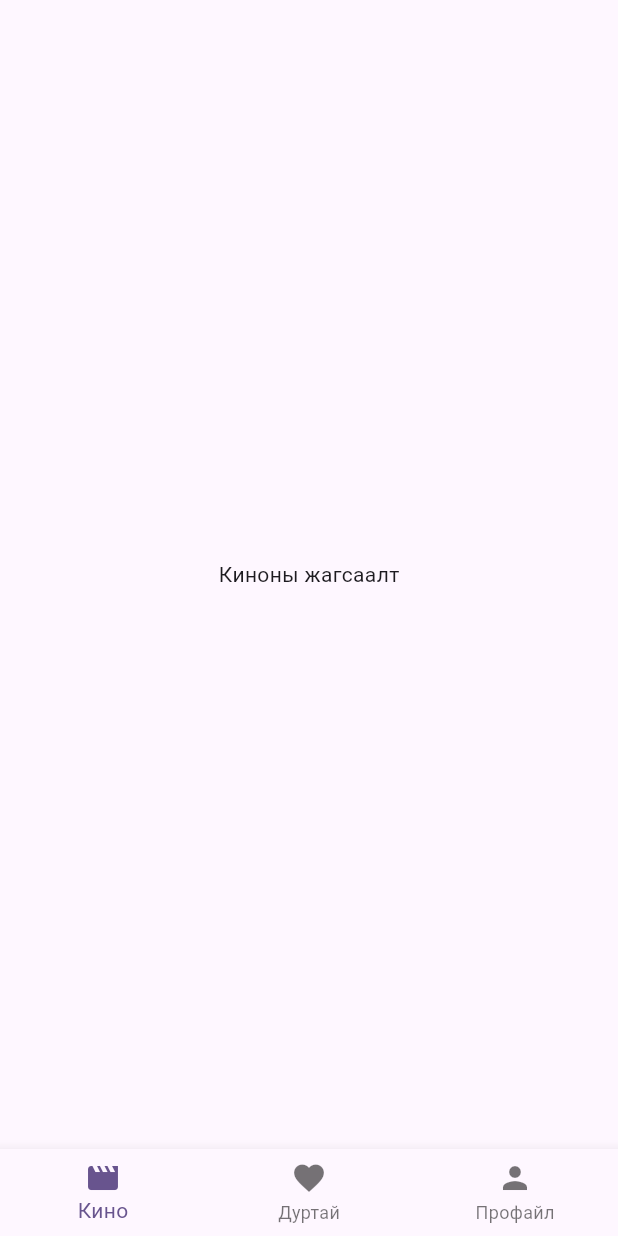
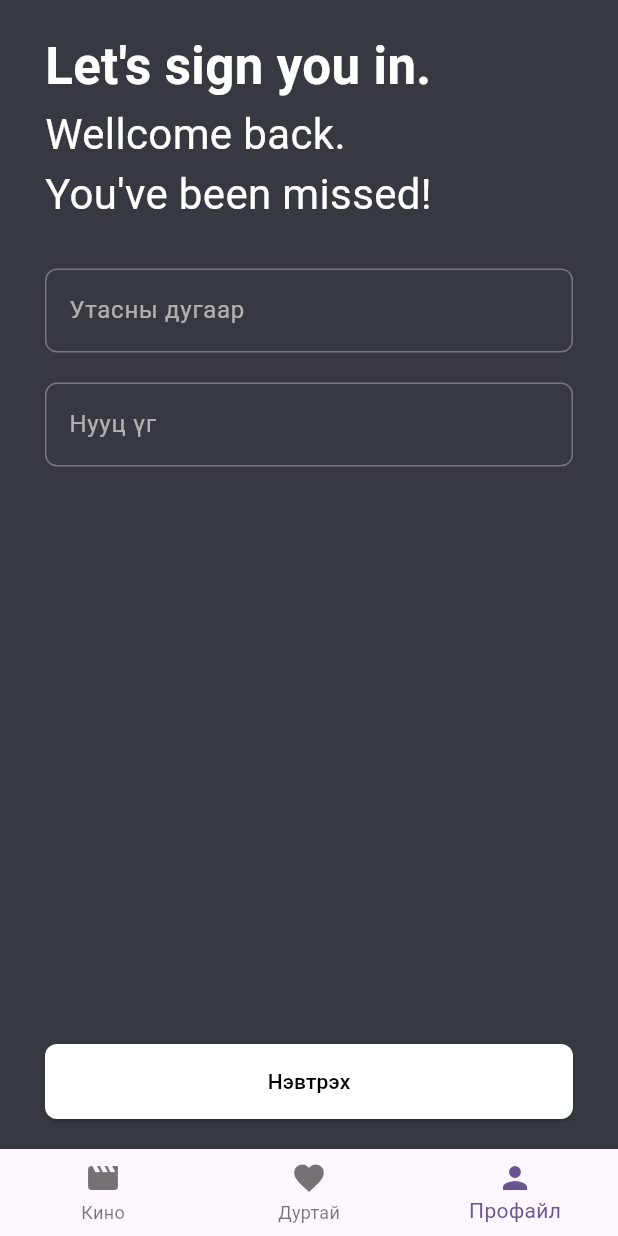
Before and after one commit to UnderRatedBadaruugan/flutter-lesson, a Flutter app: the screen it shows after launch, on a phone screen of 412 x 824 dp. Run offline on Flutter 3.47's test engine with Material 2 defaults, Android fonts, the phone set to English and light mode, and no system bars.

Commit message:
feat: Login Page UI done

```diff
--- a/lib/screens/home.dart
+++ b/lib/screens/home.dart
@@ -11,7 +11,7 @@ class HomePage extends StatefulWidget {
 }
 
 class _HomePageState extends State<HomePage> {
-  int _currentIndex = 0;
+  int _currentIndex = 2;
   List<Widget> _totalPage = [MoviesPage(), WishListPage(), ProfilePage()];
 
   void setCurrentIndex(int val) {
@@ -22,7 +22,10 @@ class _HomePageState extends State<HomePage> {
   @override
   Widget build(BuildContext context) {
     return Scaffold(
-      body: _totalPage[_currentIndex],
+      backgroundColor: Color(0xff36393f),
+      body: SafeArea(
+        child: _totalPage[_currentIndex],
+      ),
       bottomNavigationBar: BottomNavigationBar(
         currentIndex: _currentIndex,
         onTap: setCurrentIndex,
--- /dev/null
+++ b/lib/screens/login.dart
@@ -0,0 +1,134 @@
+import 'package:flutter/material.dart';
+
+class LoginPage extends StatefulWidget {
+  const LoginPage({super.key});
+
+  @override
+  State<LoginPage> createState() => _LoginPageState();
+}
+
+class _LoginPageState extends State<LoginPage> {
+  final _formKey = GlobalKey<FormState>();
+  final _phoneCtrl = TextEditingController();
+  final _passCtrl = TextEditingController();
+
+  void _onSubmit() {
+    if (_formKey.currentState!.validate()) {
+      print("Amjilttai");
+    }
+  }
+
+  @override
+  Widget build(BuildContext context) {
+    return Padding(
+      padding: const EdgeInsets.symmetric(horizontal: 30, vertical: 20),
+      child: Form(
+        key: _formKey,
+        child: Column(
+          mainAxisAlignment: MainAxisAlignment.spaceBetween,
+          children: [
+            Column(
+              crossAxisAlignment: CrossAxisAlignment.start,
+              children: [
+                Text(
+                  "Let's sign you in.",
+                  style: TextStyle(
+                    fontSize: 34,
+                    fontWeight: FontWeight.bold,
+                    color: Colors.white
+                  ),
+                ),
+                Text(
+                  "Wellcome back.",
+                  style: TextStyle(
+                    color: Colors.white,
+                    fontSize: 28
+                  ),
+                ),
+                Text(
+                  "You've been missed!",
+                  style: TextStyle(
+                    color: Colors.white,
+                    fontSize: 28
+                  ),
+                ),
+                SizedBox(height: 30),
+                TextFormField(
+                  controller: _phoneCtrl,
+                  validator: (value) {
+                    if (value == null || value.isEmpty) {
+                      return "Хоосон байж болохгүй";
+                    }
+                    return null;
+                  },
+                  decoration: InputDecoration(
+                    border: OutlineInputBorder(
+                      borderRadius: BorderRadius.circular(8),
+                      borderSide: BorderSide(
+                        color: Colors.white.withOpacity(0.9),
+                        width: 1
+                      )
+                    ),
+                    labelStyle: TextStyle(
+                      color: Colors.white.withOpacity(0.6),
+
+                    ),
+                    label: Text("Утасны дугаар")
+                  ),
+                  style: TextStyle(
+                    color: Colors.white
+                  ),
+                ),
+                SizedBox(height: 20,),
+                TextFormField(
+                  obscureText: true,
+                  controller: _passCtrl,
+                  validator: (value) {
+                    if (value == null || value.isEmpty) {
+                      return "Хоосон байж болохгүй";
+                    }
+                    return null;
+                  },
+                  decoration: InputDecoration(
+                    border: OutlineInputBorder(
+                      borderRadius: BorderRadius.circular(8),
+                      borderSide: BorderSide(
+                        color: Colors.white.withOpacity(0.9),
+                        width: 1
+                      )
+                    ),
+                    labelStyle: TextStyle(
+                      color: Colors.white.withOpacity(0.6),
+
+                    ),
+                    label: Text("Нууц үг")
+                  ),
+                   style: TextStyle(
+                    color: Colors.white
+                  ),
+                ),
+              ],
+            ),
+            SizedBox(
+              width: double.infinity,
+              height: 50,
+              child: ElevatedButton(
+                onPressed: _onSubmit, child: Text("Нэвтрэх"),
+                style: ButtonStyle(
+                  backgroundColor: MaterialStateProperty.all(Colors.white),
+                  foregroundColor: MaterialStateProperty.all(Colors.black),
+                  shape: MaterialStateProperty.all(
+                    RoundedRectangleBorder(
+                    // Change your radius here
+                    borderRadius: BorderRadius.circular(8),
+                    ),
+                  ),
+                ),
+              )
+            )
+          ],
+        ),
+      ),
+    );
+  }
+}
--- a/lib/screens/profile.dart
+++ b/lib/screens/profile.dart
@@ -1,4 +1,5 @@
 import 'package:flutter/material.dart';
+import 'package:movie/screens/login.dart';
 
 class ProfilePage extends StatefulWidget {
   const ProfilePage({super.key});
@@ -8,10 +9,12 @@ class ProfilePage extends StatefulWidget {
 }
 
 class _ProfilePageState extends State<ProfilePage> {
+  bool _isLogged = false;
+
   @override
   Widget build(BuildContext context) {
     return Center(
-      child: Text('Login Page'),
+      child: LoginPage(),
     );
   }
 }
```
